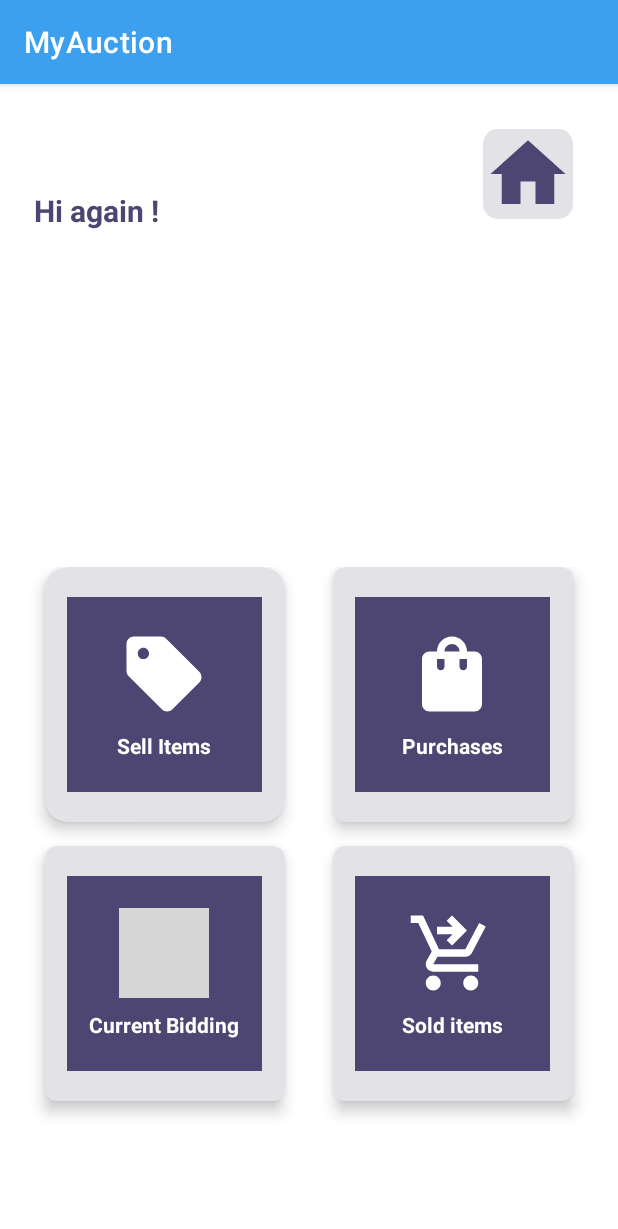
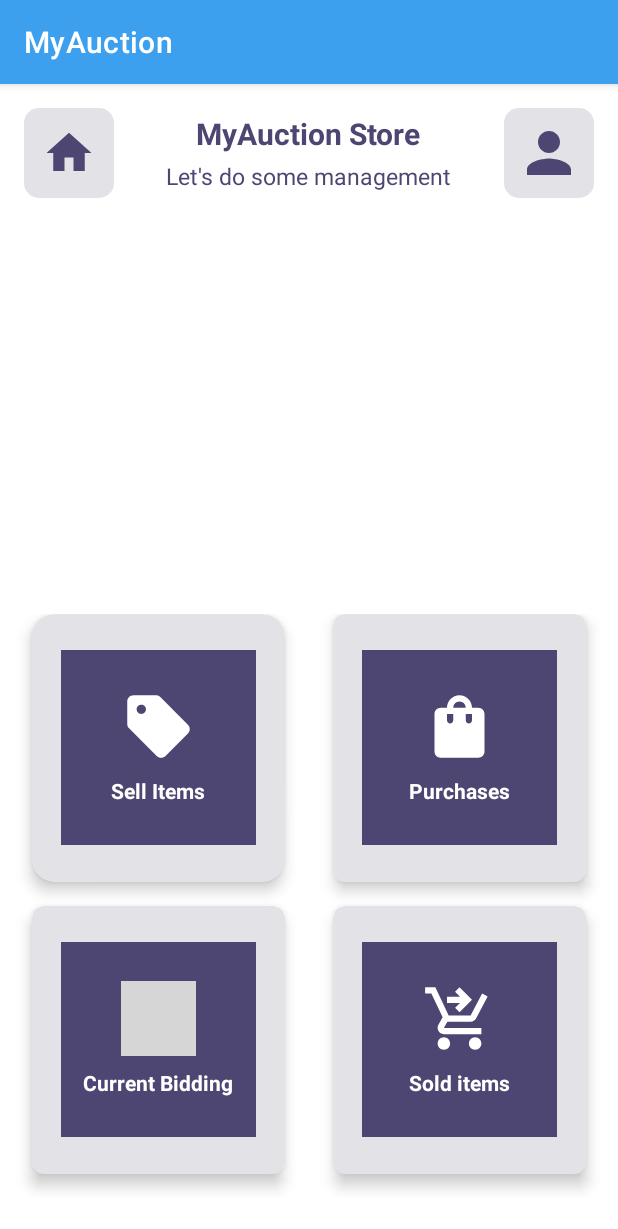
Before and after one commit to akaldhafer/MyAuction-Android-app, an Android app: the UserMenu screen opened directly, with no data from a screen before it, on a phone screen of 412 x 824 dp. Shown: the top 1229 px of the screen. Run offline under Robolectric (Android 15) with nearby library versions, the phone set to English and light mode, and no system bars; grey boxes are pictures that could not be loaded.

Commit message:
update ui

```diff
--- a/app/src/main/res/layout/activity_user_menu.xml
+++ b/app/src/main/res/layout/activity_user_menu.xml
@@ -7,51 +7,71 @@
     android:layout_height="match_parent"
     tools:context=".activity.UserMenu"
     android:background="@color/white">
-
-    <View
-        android:id="@+id/bg_top_header"
+    <RelativeLayout
         android:layout_width="match_parent"
         android:layout_height="wrap_content"
-        app:layout_constraintStart_toStartOf="parent"
-        app:layout_constraintTop_toTopOf="parent" />
+        android:id="@+id/topBar"
+        app:layout_constraintTop_toTopOf="parent"
+        android:padding="@dimen/medium">
+
+        <ImageView
+            android:layout_width="60dp"
+            android:layout_height="60dp"
+            android:layout_alignParentLeft="true"
+            android:background="@drawable/grey_circular_border"
+            android:onClick="onHomeClick"
+            android:padding="12dp"
+            android:src="@drawable/home" />
 
 
-    <TextView
-        android:id="@+id/admin_name"
-        android:layout_width="wrap_content"
-        android:layout_height="wrap_content"
-        android:layout_marginTop="20dp"
-        android:text="@string/hi_again"
-        android:textColor="@color/colorPrimary"
-        android:textSize="20sp"
-        android:textStyle="bold"
-        app:layout_constraintBottom_toTopOf="@+id/gridLayout"
-        app:layout_constraintEnd_toEndOf="@+id/bg_top_header"
-        app:layout_constraintHorizontal_bias="0.068"
-        app:layout_constraintStart_toStartOf="parent"
-        app:layout_constraintTop_toTopOf="parent"
-        app:layout_constraintVertical_bias="0.194" />
+        <LinearLayout
+            android:layout_width="wrap_content"
+            android:layout_height="wrap_content"
+            android:layout_centerInParent="true"
+            android:gravity="center"
+            android:orientation="vertical">
 
-    <ImageView
-        android:layout_width="60dp"
-        android:layout_height="60dp"
-        android:layout_margin="30dp"
-        android:src="@drawable/home"
-        android:background="@drawable/grey_circular_border"
-        android:onClick="onClickHome"
-        app:layout_constraintEnd_toEndOf="parent"
-        app:layout_constraintTop_toTopOf="parent" />
+            <TextView
+                android:layout_width="wrap_content"
+                android:layout_height="wrap_content"
+                android:text="@string/myauction_store"
+                android:textColor="@color/colorPrimary"
+                android:textStyle="bold"
+                android:textSize="20sp" />
+
+            <TextView
+                android:layout_width="wrap_content"
+                android:layout_height="wrap_content"
+                android:layout_marginTop="@dimen/xsmall"
+                android:text="@string/let_s_do_some_management"
+                android:textColor="@color/colorPrimary"
+                android:textSize="15sp" />
+        </LinearLayout>
+
+        <ImageView
+            android:layout_width="60dp"
+            android:layout_height="60dp"
+            android:layout_alignParentEnd="true"
+            android:background="@drawable/grey_circular_border"
+            android:onClick="onProfilePage"
+            android:padding="@dimen/small"
+            android:src="@drawable/person" />
+
+
+
+    </RelativeLayout>
+
 
     <GridLayout
         android:id="@+id/gridLayout"
         android:layout_width="match_parent"
         android:layout_height="400dp"
-        android:layout_marginBottom="60dp"
+        android:layout_marginBottom="20dp"
         android:alignmentMode="alignMargins"
         android:columnCount="2"
         android:columnOrderPreserved="false"
-        android:padding="14dp"
-        android:rowCount="3"
+        android:padding="5dp"
+        android:rowCount="2"
         app:layout_constraintBottom_toBottomOf="parent"
         app:layout_constraintEnd_toEndOf="parent"
         app:layout_constraintVertical_bias="0.0"
@@ -80,8 +100,8 @@
                 android:orientation="vertical">
 
                 <ImageView
-                    android:layout_width="60dp"
-                    android:layout_height="60dp"
+                    android:layout_width="50dp"
+                    android:layout_height="50dp"
                     android:layout_gravity="center_horizontal"
                     android:background="@drawable/ic_baseline_sell_24" />
 
@@ -120,8 +140,8 @@
                 android:orientation="vertical">
 
                 <ImageView
-                    android:layout_width="60dp"
-                    android:layout_height="60dp"
+                    android:layout_width="50dp"
+                    android:layout_height="50dp"
                     android:layout_gravity="center_horizontal"
                     android:background="@drawable/shopping"
                     android:backgroundTint="@color/white"/>
@@ -162,8 +182,8 @@
                 android:orientation="vertical">
 
                 <ImageView
-                    android:layout_width="60dp"
-                    android:layout_height="60dp"
+                    android:layout_width="50dp"
+                    android:layout_height="50dp"
                     android:layout_gravity="center_horizontal"
                     android:background="@drawable/bidding"
                     android:backgroundTint="@color/white"/>
@@ -203,8 +223,8 @@
                 android:orientation="vertical">
 
                 <ImageView
-                    android:layout_width="60dp"
-                    android:layout_height="60dp"
+                    android:layout_width="50dp"
+                    android:layout_height="50dp"
                     android:layout_gravity="center_horizontal"
                     android:background="@drawable/sold" />
 
--- a/app/src/main/res/values/strings.xml
+++ b/app/src/main/res/values/strings.xml
@@ -20,6 +20,7 @@
     <string name="myauction_store">MyAuction Store</string>
     <string name="find_what_is_new_today">Find what is new today !</string>
     <string name="sold_items">Sold items</string>
+    <string name="let_s_do_some_management">Let\'s do some management</string>
 
 
 </resources>
```
Also changed, not shown: app/src/main/java/com/example/myauction/activity/HomePageActivity.java (+4 -4 lines), app/src/main/java/com/example/myauction/activity/UserMenu.java (+6 -3 lines), app/src/main/java/com/example/myauction/activity/UserProfile.java (+31 -0 lines), app/src/main/res/layout/activity_user_profile.xml (+56 -3 lines).
